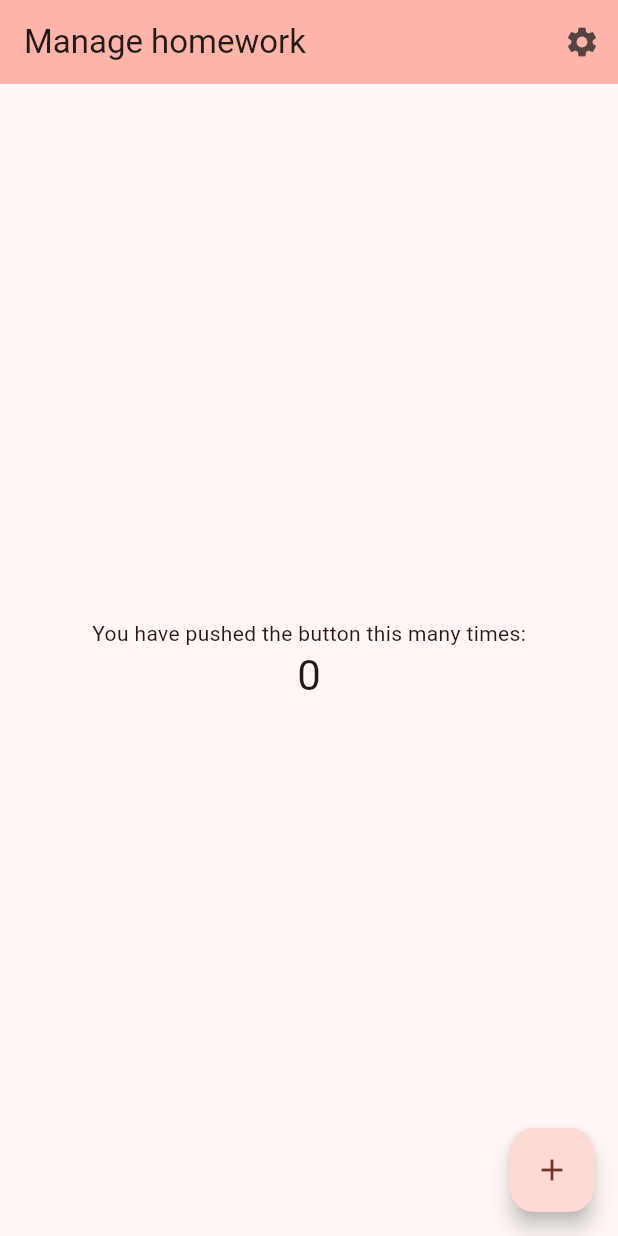
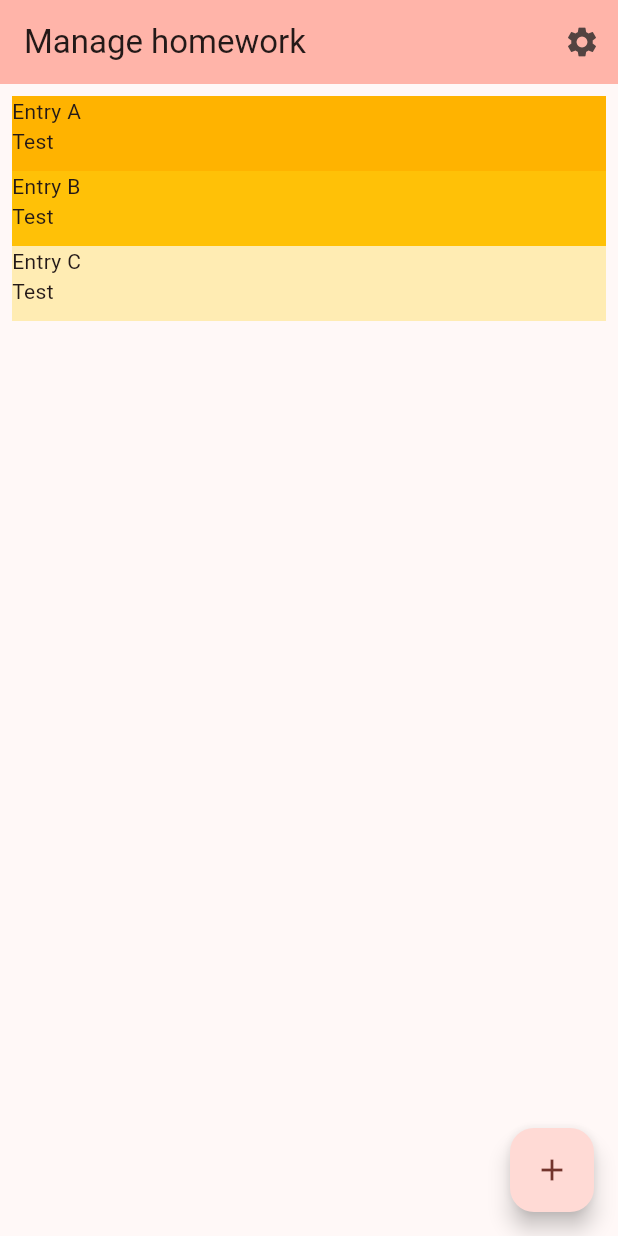
Before and after one commit to RandomModderJDK/hw_manager_flutter, a Flutter app: the screen it shows after launch, on a phone screen of 412 x 824 dp. Run offline on Flutter 3.47's test engine with Material 2 defaults, Android fonts, the phone set to English and light mode, and no system bars; our stand-ins replace settings_ui, shared_preferences, sqflite; accounts and stored records are empty.

Commit message:
Changed demo text to loading text First code snippets to implement sqflite

```diff
--- a/lib/routes/home_route.dart
+++ b/lib/routes/home_route.dart
@@ -1,5 +1,6 @@
 import 'package:flutter/material.dart';
 import 'package:hw_manager_flutter/routes/settings_route.dart';
+import 'package:hw_manager_flutter/sqlite.dart';
 
 class HomeRoute extends StatefulWidget {
   const HomeRoute({super.key, required this.title});
@@ -11,8 +12,6 @@ class HomeRoute extends StatefulWidget {
 }
 
 class _HomeRouteState extends State<HomeRoute> {
-  int _counter = 0;
-
   void _incrementCounter() {
     setState(() {
       // This call to setState tells the Flutter framework that something has
@@ -20,8 +19,19 @@ class _HomeRouteState extends State<HomeRoute> {
       // so that the display can reflect the updated values. If we changed
       // _counter without calling setState(), then the build method would not be
       // called again, and so nothing would appear to happen.
-      _counter++;
     });
+  }
+
+  final List<String> entries = <String>['A', 'B', 'C'];
+  final List<int> colorCodes = <int>[600, 500, 100];
+  bool dbLoaded = false;
+
+  @override
+  void initState() {
+    initDB().then((value) {
+      setState(() => dbLoaded = true);
+    });
+    super.initState();
   }
 
   @override
@@ -50,25 +60,23 @@ class _HomeRouteState extends State<HomeRoute> {
           )
         ],
       ),
-      body: Center(
-        // Center is a layout widget. It takes a single child and positions it
-        // in the middle of the parent.
-        child: Column(
-          // TRY THIS: Invoke "debug painting" (choose the "Toggle Debug Paint"
-          // action in the IDE, or press "p" in the console), to see the
-          // wireframe for each widget.
-          mainAxisAlignment: MainAxisAlignment.center,
-          children: <Widget>[
-            const Text(
-              'You have pushed the button this many times:',
-            ),
-            Text(
-              '$_counter',
-              style: Theme.of(context).textTheme.headlineMedium,
-            ),
-          ],
-        ),
-      ),
+      body: dbLoaded
+          ? ListView.builder(
+              padding: const EdgeInsets.all(8),
+              itemCount: entries.length,
+              itemBuilder: (BuildContext context, int index) {
+                return Container(
+                  height: 50,
+                  color: Colors.amber[colorCodes[index]],
+                  child: Text('Entry ${entries[index]}\nTest'),
+                );
+              })
+          : const Center(
+              child: Column(
+                  mainAxisAlignment: MainAxisAlignment.center,
+                  children: <Widget>[
+                  Text('Loading Database...\nMaybe check logs?')
+                ])),
       floatingActionButton: FloatingActionButton(
         onPressed: _incrementCounter,
         tooltip: 'Increment',
```
Also changed, not shown: lib/sqlite.dart (added, +69 -0 lines).
